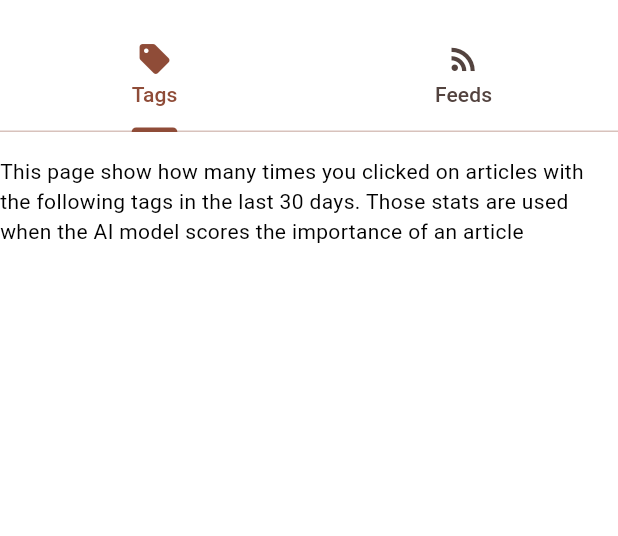
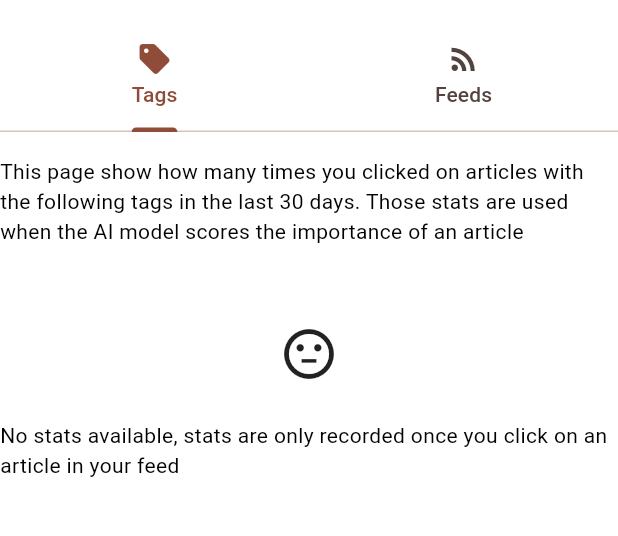
Before and after one commit to Fauteck/newsku, a Flutter app: the StatsScreen screen opened by its route, on a phone screen of 412 x 824 dp, the part 63-599 px from its top. Run offline on Flutter 3.47's test engine with Material 3 defaults, Android fonts, the light colour scheme and no system bars; our stand-ins replace auto_route, cached_network_image, device_info_plus, dynamic_color, easy_debounce, file_picker and 11 more; missing offline and left inert: feedback, file_saver, material_loading_indicator, motor, oidc; accounts and stored records are empty; statements that could not run were skipped.

Commit message:
add view when no stats have been recorded

```diff
--- a/src/main/app/lib/l10n/app_en.arb
+++ b/src/main/app/lib/l10n/app_en.arb
@@ -100,5 +100,6 @@
     "stats": "Stats",
     "tags": "Tags",
     "tagStatsExplanation": "This page show how many times you clicked on articles with the following tags in the last 30 days. Those stats are used when the AI model scores the importance of an article",
-    "feedStatsExplanation": "This page show how many times you clicked on articles from a given feed in the last 30 days"
+    "feedStatsExplanation": "This page show how many times you clicked on articles from a given feed in the last 30 days",
+    "noStats": "No stats available, stats are only recorded once you click on an article in your feed"
 }
--- a/src/main/app/lib/l10n/app_localizations.dart
+++ b/src/main/app/lib/l10n/app_localizations.dart
@@ -702,6 +702,12 @@ abstract class AppLocalizations {
   /// In en, this message translates to:
   /// **'This page show how many times you clicked on articles from a given feed in the last 30 days'**
   String get feedStatsExplanation;
+
+  /// No description provided for @noStats.
+  ///
+  /// In en, this message translates to:
+  /// **'No stats available, stats are only recorded once you click on an article in your feed'**
+  String get noStats;
 }
 
 class _AppLocalizationsDelegate extends LocalizationsDelegate<AppLocalizations> {
--- a/src/main/app/lib/l10n/app_localizations_en.dart
+++ b/src/main/app/lib/l10n/app_localizations_en.dart
@@ -371,4 +371,7 @@ class AppLocalizationsEn extends AppLocalizations {
   @override
   String get feedStatsExplanation =>
       'This page show how many times you clicked on articles from a given feed in the last 30 days';
+
+  @override
+  String get noStats => 'No stats available, stats are only recorded once you click on an article in your feed';
 }
--- /dev/null
+++ b/src/main/app/lib/stats/views/components/no_stats.dart
@@ -0,0 +1,21 @@
+import 'package:app/l10n/app_localizations.dart';
+import 'package:app/utils/utils.dart';
+import 'package:flutter/material.dart';
+
+class NoStats extends StatelessWidget {
+  const NoStats({super.key});
+
+  @override
+  Widget build(BuildContext context) {
+    final locals = AppLocalizations.of(context)!;
+    return Padding(
+      padding: .only(top: pu9),
+      child: Column(
+        mainAxisSize: .max,
+        mainAxisAlignment: .center,
+        spacing: pu6,
+        children: [Icon(Icons.sentiment_neutral_outlined, size: 40), Text(locals.noStats)],
+      ),
+    );
+  }
+}
--- a/src/main/app/lib/stats/views/tabs/feed_stats.dart
+++ b/src/main/app/lib/stats/views/tabs/feed_stats.dart
@@ -1,6 +1,7 @@
 import 'package:app/feed/views/components/feed_image.dart';
 import 'package:app/l10n/app_localizations.dart';
 import 'package:app/stats/states/stats_state.dart';
+import 'package:app/stats/views/components/no_stats.dart';
 import 'package:app/stats/views/components/stat_bar.dart';
 import 'package:app/utils/utils.dart';
 import 'package:auto_route/annotations.dart';
@@ -24,12 +25,15 @@ class FeedStatsTab extends StatelessWidget {
         spacing: pu4,
         children: [
           Text(locals.feedStatsExplanation),
+          if (stats.isEmpty) NoStats(),
+          if (stats.isNotEmpty)
             Expanded(
               child: ListView.builder(
                 itemCount: stats.length,
                 itemBuilder: (context, index) {
                   var s = stats[index];
                   return StatBar(
+                    key: ValueKey(s.feed.id),
                     heading: Row(
                       spacing: pu2,
                       children: [
--- a/src/main/app/lib/stats/views/tabs/tag_stats.dart
+++ b/src/main/app/lib/stats/views/tabs/tag_stats.dart
@@ -1,5 +1,6 @@
 import 'package:app/l10n/app_localizations.dart';
 import 'package:app/stats/states/stats_state.dart';
+import 'package:app/stats/views/components/no_stats.dart';
 import 'package:app/stats/views/components/stat_bar.dart';
 import 'package:app/utils/utils.dart';
 import 'package:auto_route/annotations.dart';
@@ -21,12 +22,15 @@ class TagStatsTab extends StatelessWidget {
         spacing: pu4,
         children: [
           Text(locals.tagStatsExplanation),
+          if (stats.isEmpty) NoStats(),
+          if (stats.isNotEmpty)
             Expanded(
               child: ListView.builder(
                 itemCount: stats.length,
                 itemBuilder: (context, index) {
                   var s = stats[index];
                   return StatBar(
+                    key: ValueKey(s.tag),
                     heading: Row(
                       children: [
                         Expanded(child: Text(s.tag)),
```
Lines whose indentation alone changed are shown as unchanged.
